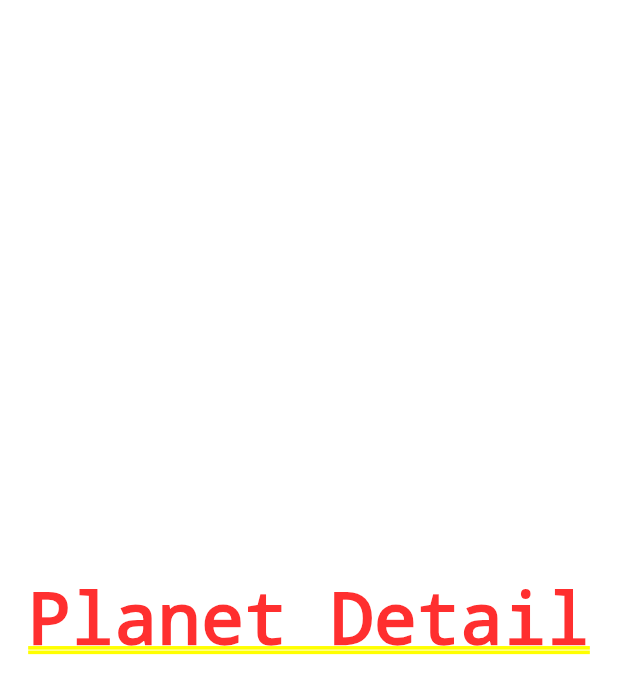
After one commit to briltec/flutter_Planets_tutorial, a Flutter app: the screen it shows after launch, after a tap on "Mars", on a phone screen of 412 x 824 dp. The commit adds this screen. Shown: the top 694 px of the screen. Run offline on Flutter 3.47's test engine with Material 2 defaults, Android fonts, the phone set to English and light mode, and no system bars.

Commit message:
simple routing

```diff
--- a/lib/main.dart
+++ b/lib/main.dart
@@ -1,9 +1,16 @@
 import 'package:flutter/material.dart';
+import 'package:flutter_planets_tutorial/ui/detail/detail_page.dart';
+
 import 'ui/home/home_page.dart';
 
 void main() {
-  runApp(new MaterialApp(
-    title: "Planets",
-    home: new HomePage(),
-  ));
+  runApp(
+    new MaterialApp(
+      title: "Planets",
+      home: new HomePage(),
+      routes: <String, WidgetBuilder>{
+        '/detail': (_) => new DetailPage(),
+      },
+    ),
+  );
 }
--- /dev/null
+++ b/lib/ui/detail/detail_page.dart
@@ -0,0 +1,11 @@
+import 'package:flutter/material.dart';
+
+
+class DetailPage extends StatelessWidget{
+  @override
+  Widget build(BuildContext context) {
+    return new Center(
+      child: new Text("Planet Detail"),
+    );
+  }
+}
--- a/lib/ui/home/planet_row.dart
+++ b/lib/ui/home/planet_row.dart
@@ -104,7 +104,9 @@ class PlanetRow extends StatelessWidget {
     );
 
 
-    return new Container(
+    return new GestureDetector(
+      onTap: () => Navigator.pushNamed(context, "/detail"),
+      child: new Container(
         height: 120.0,
         margin: const EdgeInsets.symmetric(
           vertical: 16.0,
@@ -115,6 +117,7 @@ class PlanetRow extends StatelessWidget {
             planetCard,
             planetThumbnail,
           ],
+        ),
       )
     );
   }
```
Lines whose indentation alone changed are shown as unchanged.
